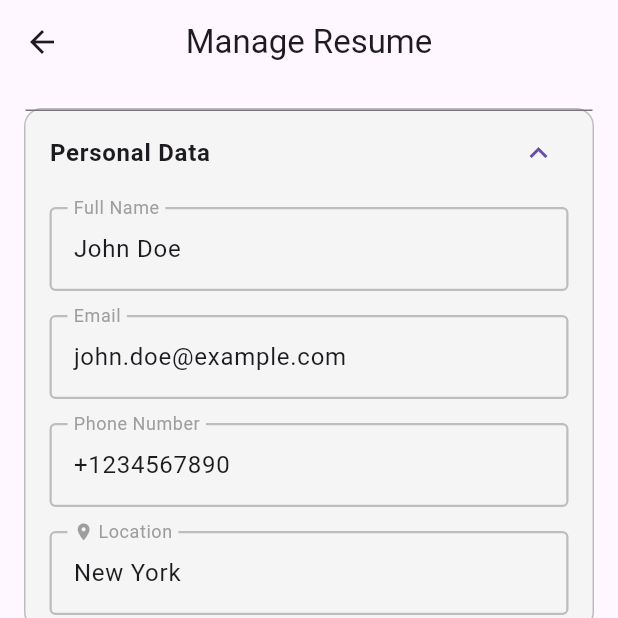
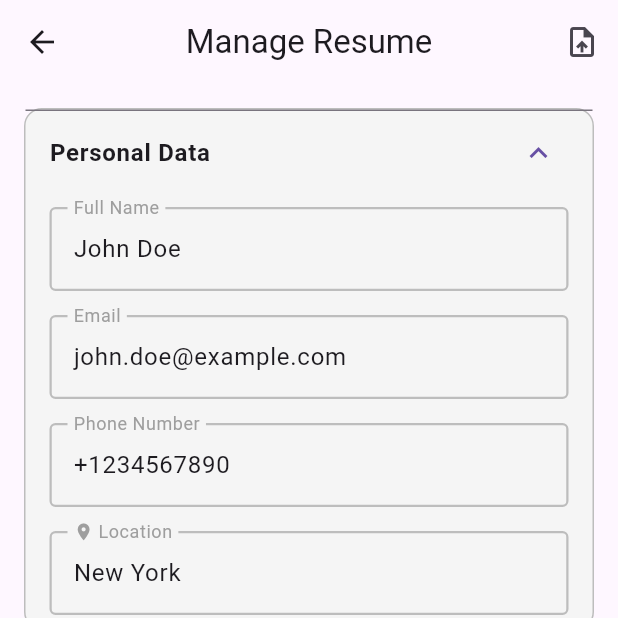
Before and after one commit to HidayaAwwad4/ojps_flutter, a Flutter app: the screen it shows after launch, after a tap on "Personal Data", on a phone screen of 412 x 824 dp, the top half of it. Run offline on Flutter 3.47's test engine with Material 3 defaults, Android fonts, the phone set to English and light mode, and no system bars; our stand-ins replace file_picker.

Commit message:
upload file

```diff
--- a/ojps_flutter/lib/screens/manage_resume.dart
+++ b/ojps_flutter/lib/screens/manage_resume.dart
@@ -1,3 +1,7 @@
+
+
+import 'dart:io';
+import 'package:file_picker/file_picker.dart';
 import 'package:flutter/material.dart';
 import 'package:intl/intl.dart';
 import '../constants/colors.dart';
@@ -13,6 +17,37 @@ class ManageResumeScreen extends StatefulWidget {
 }
 
 class _ManageResumeScreenState extends State<ManageResumeScreen> {
+  File? selectedFile;
+  String? fileName;
+
+  void _showUploadDialog() async {
+    FilePickerResult? result = await FilePicker.platform.pickFiles(
+      type: FileType.custom,
+      allowedExtensions: ['pdf', 'doc', 'docx'],
+    );
+
+    if (result != null && result.files.single.path != null) {
+      File file = File(result.files.single.path!);
+      int fileSize = await file.length(); // in bytes
+
+      // 5MB = 5 * 1024 * 1024 bytes = 5242880
+      if (fileSize <= 5242880) {
+        setState(() {
+          selectedFile = file;
+          fileName = result.files.single.name;
+        });
+        Navigator.of(context).pop();
+        ScaffoldMessenger.of(context).showSnackBar(
+          SnackBar(content: Text("File '${fileName!}' uploaded successfully")),
+        );
+      } else {
+        ScaffoldMessenger.of(context).showSnackBar(
+          const SnackBar(content: Text("File size must be under 5MB")),
+        );
+      }
+    }
+  }
+
   // Personal Data Controllers
   final TextEditingController fullNameController = TextEditingController();
   final TextEditingController emailController = TextEditingController();
@@ -26,6 +61,8 @@ class _ManageResumeScreenState extends State<ManageResumeScreen> {
   List<Map<String, TextEditingController>> workExperienceList = [];
 
   // Education
+  List<Map<String, dynamic>> educationList = [];
+
   final List<String> degrees = [
     "In progress",
     "Diploma",
@@ -41,11 +78,51 @@ class _ManageResumeScreenState extends State<ManageResumeScreen> {
   final TextEditingController gpaController = TextEditingController();
   final TextEditingController honorsController = TextEditingController();
 
-  @override
-  void initState() {
-    super.initState();
-    _loadResumeData();
-    _addWorkExperienceEntry(); // Initialize one entry
+
+  void _openUploadDialogBox() {
+    showDialog(
+      context: context,
+      builder: (_) =>
+          AlertDialog(
+            title: const Text("Upload Resume"),
+            content: const Text("Choose a PDF or Word document (Max 5MB)"),
+            actions: [
+              TextButton(
+                onPressed: () => Navigator.of(context).pop(),
+                child: const Text("Cancel"),
+              ),
+              ElevatedButton(
+                onPressed: _showUploadDialog,
+                child: const Text("Choose File"),
+              ),
+            ],
+          ),
+    );
+  }
+
+  void _addWorkExperienceEntry() {
+    workExperienceList.add({
+      'jobTitle': TextEditingController(),
+      'company': TextEditingController(),
+      'startDate': TextEditingController(),
+      'endDate': TextEditingController(),
+      'bulletPoint': TextEditingController(),
+    });
+    setState(() {});
+  }
+
+
+  void _addEducationEntry() {
+    setState(() {
+      educationList.add({
+        'degree': null,
+        'institution': TextEditingController(),
+        'startDate': TextEditingController(),
+        'endDate': TextEditingController(),
+        'gpa': TextEditingController(),
+        'honors': TextEditingController(),
+      });
+    });
   }
 
   void _loadResumeData() async {
@@ -63,17 +140,6 @@ class _ManageResumeScreenState extends State<ManageResumeScreen> {
       gpaController.text = "3.9";
       honorsController.text = "With Distinction";
     });
-  }
-
-  void _addWorkExperienceEntry() {
-    workExperienceList.add({
-      'jobTitle': TextEditingController(),
-      'company': TextEditingController(),
-      'startDate': TextEditingController(),
-      'endDate': TextEditingController(),
-      'bulletPoint': TextEditingController(),
-    });
-    setState(() {});
   }
 
   Future<void> _selectDate(
@@ -95,6 +161,18 @@ class _ManageResumeScreenState extends State<ManageResumeScreen> {
     );
   }
 
+
+  @override
+  void initState() {
+    super.initState();
+    _loadResumeData();
+    _addWorkExperienceEntry();
+    _addEducationEntry(); // Initialize with one education entry
+
+  }
+
+
+
   @override
   Widget build(BuildContext context) {
     return Scaffold(
@@ -102,7 +180,15 @@ class _ManageResumeScreenState extends State<ManageResumeScreen> {
         title: const Text("Manage Resume"),
         centerTitle: true,
         leading: const BackButton(),
+        actions: [
+          IconButton(
+            onPressed: _openUploadDialogBox,
+            icon: const Icon(Icons.upload_file),
+            tooltip: 'Upload Resume',
           ),
+        ],
+      ),
+
       body: SingleChildScrollView(
         padding: EdgeInsets.all(defaultPadding),
         child: Column(
@@ -111,6 +197,12 @@ class _ManageResumeScreenState extends State<ManageResumeScreen> {
             ResumeFieldDropdownWidget(
               title: "Personal Data",
               children: [
+                if (fileName != null)
+                  Padding(
+                    padding: const EdgeInsets.only(bottom: 10),
+                    child: Text("Uploaded File: $fileName",
+                        style: const TextStyle(fontWeight: FontWeight.bold)),
+                  ),
                 ProfileFieldWidget(label: "Full Name", controller: fullNameController),
                 ProfileFieldWidget(label: "Email", controller: emailController),
                 ProfileFieldWidget(label: "Phone Number", controller: phoneController),
@@ -169,36 +261,65 @@ class _ManageResumeScreenState extends State<ManageResumeScreen> {
             ResumeFieldDropdownWidget(
               title: "Education",
               children: [
+                for (int i = 0; i < educationList.length; i++) ...[
                   DropdownButtonFormField<String>(
-                  value: selectedDegree,
+                    value: educationList[i]['degree'],
                     items: degrees
-                      .map((degree) =>
-                      DropdownMenuItem(value: degree, child: Text(degree)))
+                        .map((degree) => DropdownMenuItem(
+                      value: degree,
+                      child: Text(degree),
+                    ))
                         .toList(),
                     onChanged: (value) {
                       setState(() {
-                      selectedDegree = value;
+                        educationList[i]['degree'] = value;
                       });
                     },
                     decoration: const InputDecoration(labelText: "Degree"),
                   ),
-                ProfileFieldWidget(label: "Institution", controller: institutionController),
+                  ProfileFieldWidget(
+                    label: "Institution",
+                    controller: educationList[i]['institution'],
+                  ),
                   GestureDetector(
-                  onTap: () => _selectDate(context, eduStartDateController),
+                    onTap: () => _selectDate(context, educationList[i]['startDate']),
                     child: AbsorbPointer(
-                    child: ProfileFieldWidget(label: "Start Date", controller: eduStartDateController),
+                      child: ProfileFieldWidget(
+                        label: "Start Date",
+                        controller: educationList[i]['startDate'],
+                      ),
                     ),
                   ),
                   GestureDetector(
-                  onTap: () => _selectDate(context, eduEndDateController),
+                    onTap: () => _selectDate(context, educationList[i]['endDate']),
                     child: AbsorbPointer(
-                    child: ProfileFieldWidget(label: "End Date", controller: eduEndDateController),
+                      child: ProfileFieldWidget(
+                        label: "End Date",
+                        controller: educationList[i]['endDate'],
                       ),
                     ),
-                ProfileFieldWidget(label: "GPA", controller: gpaController),
-                ProfileFieldWidget(label: "Honors", controller: honorsController),
+                  ),
+                  ProfileFieldWidget(
+                    label: "GPA",
+                    controller: educationList[i]['gpa'],
+                  ),
+                  ProfileFieldWidget(
+                    label: "Honors",
+                    controller: educationList[i]['honors'],
+                  ),
+                  const Divider(),
+                ],
+                Align(
+                  alignment: Alignment.centerLeft,
+                  child: TextButton.icon(
+                    onPressed: _addEducationEntry,
+                    icon: const Icon(Icons.add),
+                    label: const Text("Add Education"),
+                  ),
+                ),
               ],
             ),
+
             const SizedBox(height: 20),
             Center(
               child: ElevatedButton(
--- a/ojps_flutter/lib/widgets/Resume/education_input_widget.dart
+++ b/ojps_flutter/lib/widgets/Resume/education_input_widget.dart
@@ -42,6 +42,7 @@ class _EducationInputWidgetState extends State<EducationInputWidget> {
       controller.text = DateFormat('yyyy-MM-dd').format(picked);
     }
   }
+
 
   @override
   void dispose() {
--- a/ojps_flutter/pubspec.yaml
+++ b/ojps_flutter/pubspec.yaml
@@ -33,7 +33,8 @@ dependencies:
   # The following adds the Cupertino Icons font to your application.
   # Use with the CupertinoIcons class for iOS style icons.
   cupertino_icons: ^1.0.8
-  intl: ^0.18.1
+  intl: ^0.20.2
+  file_picker: ^10.1.9
 
 dev_dependencies:
   flutter_test:
```
Also changed, not shown: ojps_flutter/pubspec.lock, 1 other file. Lines whose indentation alone changed are shown as unchanged.
